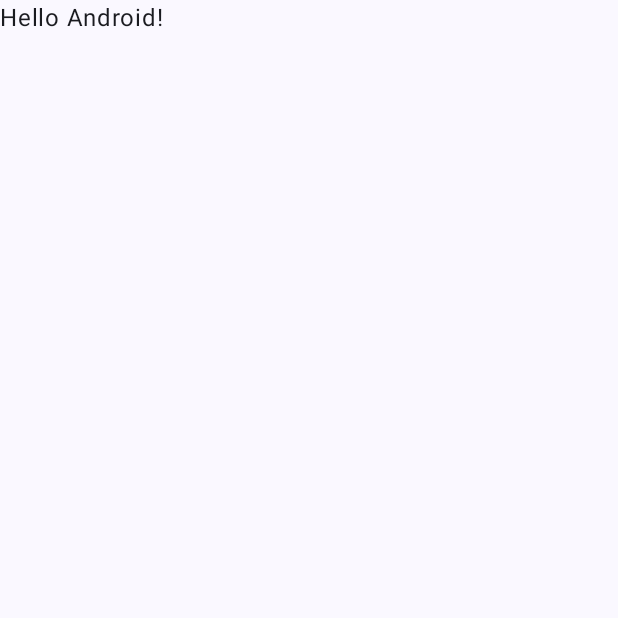
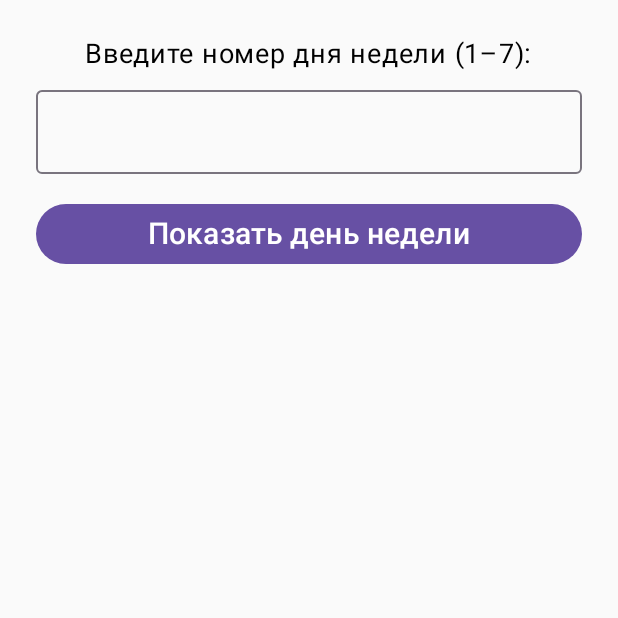
Before and after one commit to AlluringStars/IfWhen, an Android app built with Jetpack Compose: the screen it shows after launch (MainActivity), on a phone screen of 412 x 824 dp, the top half of it. Before the commit the part shown is almost empty. Run offline under Robolectric (Android 15) with nearby library versions, the phone set to English and light mode, and no system bars.

Commit message:
final version

```diff
--- a/app/src/main/java/com/example/ifwhen/MainActivity.kt
+++ b/app/src/main/java/com/example/ifwhen/MainActivity.kt
@@ -3,45 +3,82 @@ package com.example.ifwhen
 import android.os.Bundle
 import androidx.activity.ComponentActivity
 import androidx.activity.compose.setContent
-import androidx.activity.enableEdgeToEdge
-import androidx.compose.foundation.layout.fillMaxSize
-import androidx.compose.foundation.layout.padding
-import androidx.compose.material3.Scaffold
-import androidx.compose.material3.Text
-import androidx.compose.runtime.Composable
+import androidx.compose.foundation.layout.*
+import androidx.compose.foundation.text.KeyboardOptions
+import androidx.compose.material3.*
+import androidx.compose.runtime.*
+import androidx.compose.ui.Alignment
 import androidx.compose.ui.Modifier
+import androidx.compose.ui.text.input.KeyboardType
 import androidx.compose.ui.tooling.preview.Preview
-import com.example.ifwhen.ui.theme.IfWhenTheme
+import androidx.compose.ui.unit.dp
+import androidx.compose.ui.unit.sp
 
 class MainActivity : ComponentActivity() {
     override fun onCreate(savedInstanceState: Bundle?) {
         super.onCreate(savedInstanceState)
-        enableEdgeToEdge()
         setContent {
-            IfWhenTheme {
-                Scaffold(modifier = Modifier.fillMaxSize()) { innerPadding ->
-                    Greeting(
-                        name = "Android",
-                        modifier = Modifier.padding(innerPadding)
-                    )
-                }
+            MaterialTheme {
+                DayOfWeekScreen()
             }
         }
     }
 }
 
 @Composable
-fun Greeting(name: String, modifier: Modifier = Modifier) {
-    Text(
-        text = "Hello $name!",
-        modifier = modifier
-    )
+fun DayOfWeekScreen() {
+    var input by remember { mutableStateOf("") }
+    var result by remember { mutableStateOf("") }
+
+    Column(
+        modifier = Modifier
+            .fillMaxSize()
+            .padding(24.dp),
+        horizontalAlignment = Alignment.CenterHorizontally
+    ) {
+        Text("Введите номер дня недели (1–7):", fontSize = 18.sp)
+
+        Spacer(modifier = Modifier.height(12.dp))
+
+        OutlinedTextField(
+            value = input,
+            onValueChange = { input = it },
+            keyboardOptions = KeyboardOptions(keyboardType = KeyboardType.Number),
+            modifier = Modifier.fillMaxWidth()
+        )
+
+        Spacer(modifier = Modifier.height(16.dp))
+
+        Button(
+            onClick = {
+                val dayNumber = input.toIntOrNull()
+                result = when (dayNumber) {
+                    1 -> "Понедельник"
+                    2 -> "Вторник"
+                    3 -> "Среда"
+                    4 -> "Четверг"
+                    5 -> "Пятница"
+                    6 -> "Суббота"
+                    7 -> "Воскресенье"
+                    else -> "Ошибка: введите число от 1 до 7"
+                }
+            },
+            modifier = Modifier.fillMaxWidth()
+        ) {
+            Text("Показать день недели", fontSize = 20.sp)
+        }
+
+        Spacer(modifier = Modifier.height(24.dp))
+
+        Text(result, fontSize = 22.sp)
+    }
 }
 
+// Именно эта аннотация позволит отобразить предварительный просмотр справа!
 @Preview(showBackground = true)
 @Composable
-fun GreetingPreview() {
-    IfWhenTheme {
-        Greeting("Android")
+fun PreviewDayOfWeek() {
+    MaterialTheme {
+        DayOfWeekScreen()
     }
 }
```
